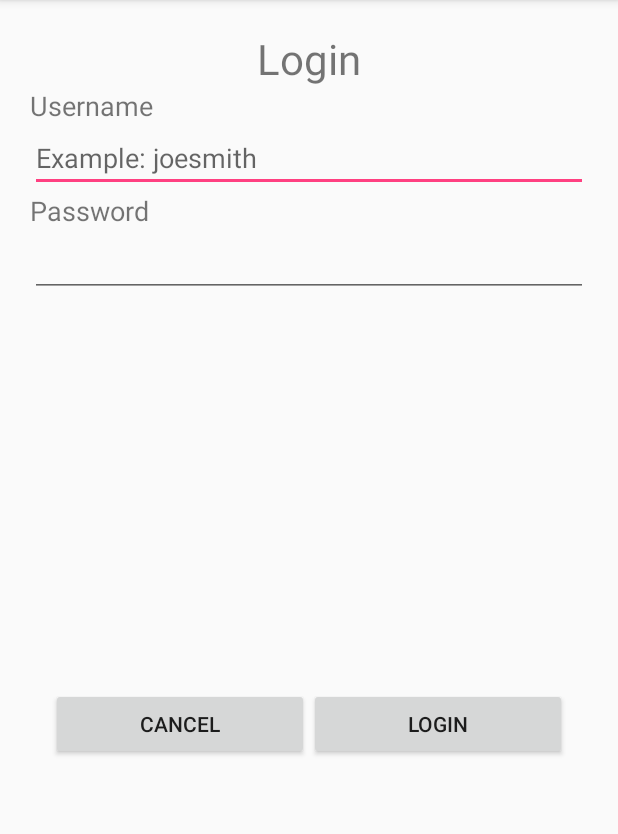
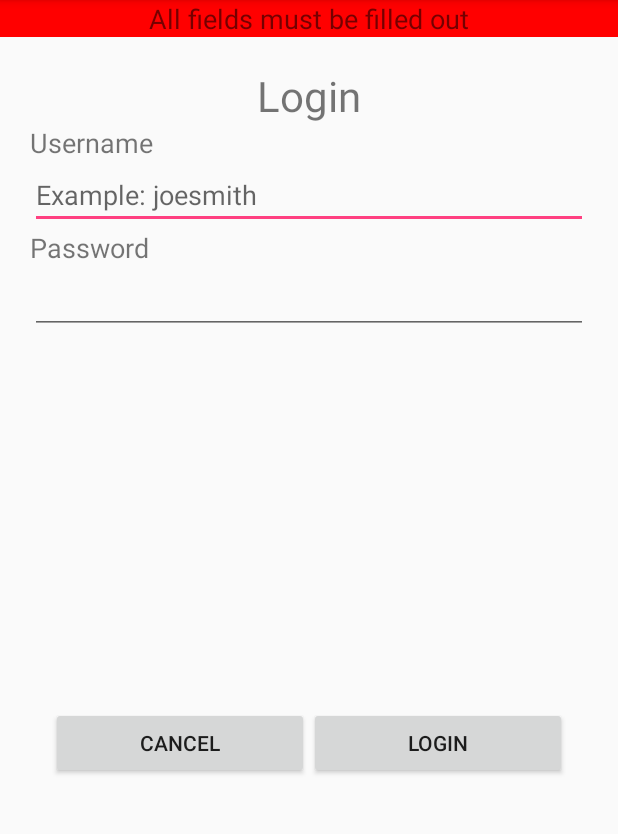
Before and after one commit to BrianShen98/AutoToll, an Android app: the LoginScreen screen opened directly, with no data from a screen before it, after a tap on "LOGIN", on a phone screen of 412 x 824 dp, the part 84-918 px from its top. Run offline under Robolectric (Android 15) with nearby library versions, the phone set to English and light mode, and no system bars.

Commit message:
Setup register and login server side logic

```diff
--- a/app/src/main/java/com/example/csm117/autotoll/LoginScreen.java
+++ b/app/src/main/java/com/example/csm117/autotoll/LoginScreen.java
@@ -1,17 +1,28 @@
 package com.example.csm117.autotoll;
 
+import android.graphics.Color;
 import android.support.v7.app.AppCompatActivity;
 import android.os.Bundle;
 import android.content.Intent;
 import android.view.View;
 import android.widget.Button;
+import android.widget.EditText;
+import android.widget.TextView;
 
 public class LoginScreen extends AppCompatActivity {
+
+    // Initialize variables
+    EditText inputUsername;
+    EditText inputPassword;
 
     @Override
     protected void onCreate(Bundle savedInstanceState) {
         super.onCreate(savedInstanceState);
         setContentView(R.layout.activity_login_screen);
+
+        inputUsername = (EditText) findViewById(R.id.input_log_username);
+        inputPassword = (EditText) findViewById(R.id.input_log_password);
+        final TextView banner2 = (TextView) findViewById(R.id.banner_log);
 
         // cancel button functionality: go back to main screen
         final Button button_cancel = findViewById(R.id.button_cancel2);
@@ -27,7 +38,33 @@ public class LoginScreen extends AppCompatActivity {
         final Button button_log = findViewById(R.id.button_login2);
         button_log.setOnClickListener(new View.OnClickListener() {
             public void onClick(View v) {
-                //TODO: Add new activity to go to (the dashboard)
+                //TODO: Change going back to MainActivity to the dashboard activity
+                // starting a new Intent
+                Intent nextScreen = new Intent(getApplicationContext(), MainActivity.class);
+
+                // obtain inputs
+                String username = inputUsername.getText().toString();
+                String password = inputPassword.getText().toString();
+                int valid = 1; // check if login is valid or not
+
+                String errMsg = ""; // error message from server side
+
+                // all fields are mandatory, so check if user left out any input
+                if(username.length() == 0 || password.length() == 0) {
+                    valid = 0;
+                    errMsg = "All fields must be filled out";
+                }
+
+                // TODO: Add database logic here
+
+
+                // switch activity
+                if(valid == 1)
+                    startActivity(nextScreen);
+                else { // display the error message
+                    banner2.setText(errMsg);
+                    banner2.setBackgroundColor(Color.parseColor("#FF0000"));
+                }
             }
         });
     }
--- a/app/src/main/java/com/example/csm117/autotoll/RegisterScreen.java
+++ b/app/src/main/java/com/example/csm117/autotoll/RegisterScreen.java
@@ -50,8 +50,15 @@ public class RegisterScreen extends AppCompatActivity {
                 String password = inputPassword.getText().toString();
                 int valid = 1; // check if registration is valid or not
 
+                String errMsg = ""; // error message from server side
+
+                // all fields are mandatory, so check if user left out any input
+                if(nfc.length() != 8 || username.length() == 0 || password.length() == 0) {
+                    valid = 0;
+                    errMsg = "All fields must be filled out";
+                }
+
                 // TODO: Add database logic here
-                String errMsg = ""; // error message from server side
 
                 // switch activity
                 nextScreen.putExtra("registration_success", valid);
--- a/app/src/main/res/layout/activity_login_screen.xml
+++ b/app/src/main/res/layout/activity_login_screen.xml
@@ -6,6 +6,15 @@
     android:layout_height="match_parent"
     android:orientation="vertical"
     tools:context="com.example.csm117.autotoll.LoginScreen">
+
+    <TextView
+        android:id="@+id/banner_log"
+        android:layout_width="match_parent"
+        android:layout_height="wrap_content"
+        android:text=""
+        android:textSize="18sp"
+        android:textAlignment="center"
+        android:background="#FFFFFF" />
 
     <TextView
         android:id="@+id/login_title"
--- a/app/src/main/res/layout/activity_register_screen.xml
+++ b/app/src/main/res/layout/activity_register_screen.xml
@@ -11,7 +11,7 @@
         android:id="@+id/banner_reg"
         android:layout_width="match_parent"
         android:layout_height="wrap_content"
-        android:text="Error Message"
+        android:text=""
         android:textAlignment="center"
         android:background="#FFFFFF"
         android:textSize="18sp" />
```
